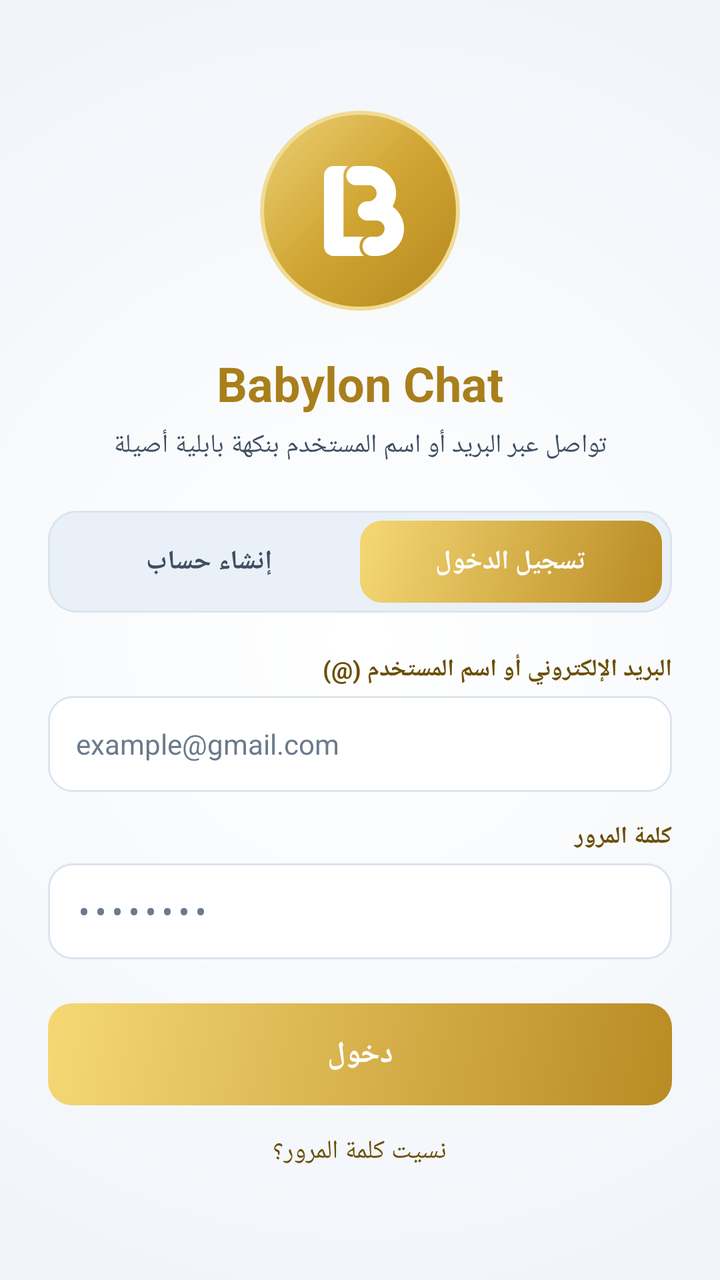
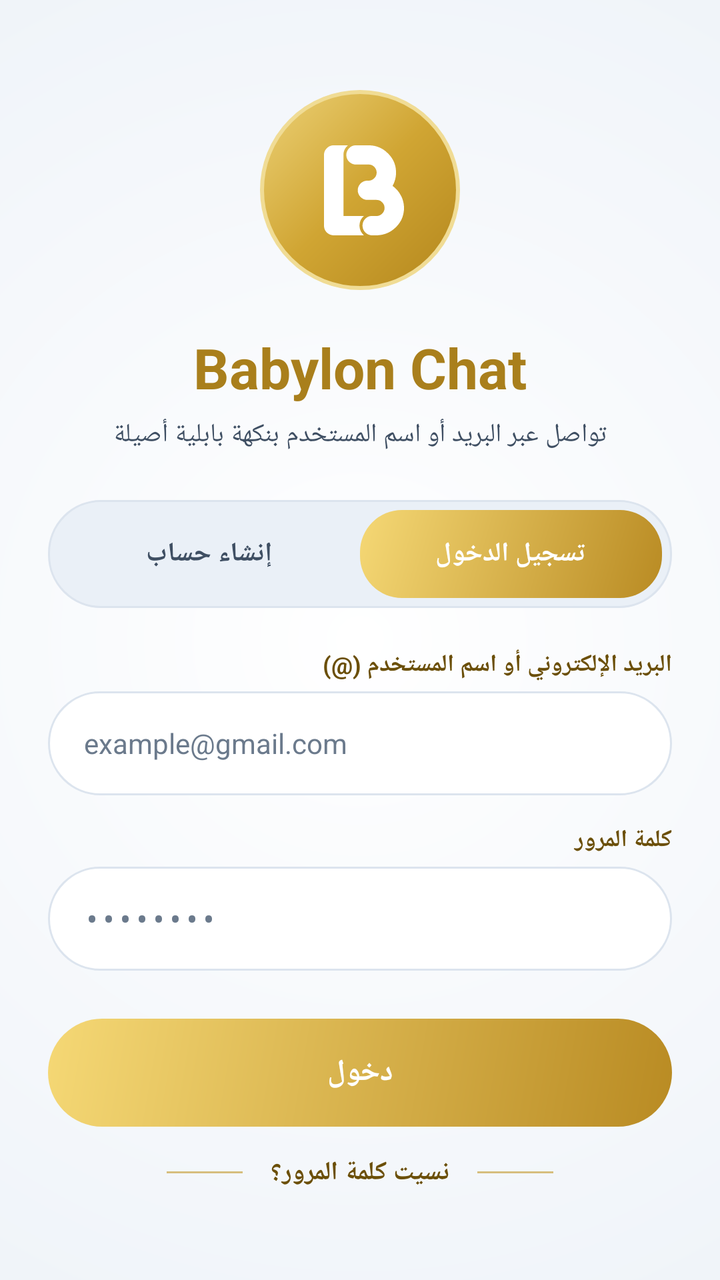

The first picture is an Android layout as it rendered before a commit; the second is the same layout after the commit. The layout source and the unified diff follow.
<!-- AndroidManifest.xml: activity theme NoActionBar -->
<!-- res/layout/main2.xml -->
<ScrollView
 android:scrollbars="none"
	xmlns:android="http://schemas.android.com/apk/res/android"
	xmlns:app="http://schemas.android.com/apk/res-auto"
	xmlns:tools="http://schemas.android.com/tools"
	android:id="@+id/root"
	android:layout_width="match_parent"
	android:layout_height="match_parent"
	android:background="@drawable/bg_screen"
	android:fillViewport="true"
	android:layoutDirection="rtl">
	<LinearLayout
		android:id="@+id/linear26"
		android:layout_width="match_parent"
		android:layout_height="match_parent"
		android:paddingLeft="24dp"
		android:paddingTop="30dp"
		android:paddingRight="24dp"
		android:paddingBottom="30dp"
		android:gravity="center_horizontal|center_vertical"
		android:orientation="vertical">
		<LinearLayout
			android:id="@+id/logo_circle"
			android:layout_width="100dp"
			android:layout_height="100dp"
			android:background="@drawable/bg_logo"
			android:gravity="center_horizontal|center_vertical"
			android:orientation="vertical">
			<ImageView
				android:id="@+id/logo_img"
				android:layout_width="40dp"
				android:layout_height="46dp"
				android:src="@drawable/logo_vector"
				android:scaleType="fitCenter"
				android:translationX="2.0dp" />
		</LinearLayout>
		<TextView
			android:id="@+id/title"
			android:layout_width="wrap_content"
			android:layout_height="wrap_content"
			android:layout_marginTop="20dp"
			android:text="Babylon Chat"
			android:textSize="24sp"
			android:textStyle="bold"
			android:textColor="#A97F1C" />
		<TextView
			android:id="@+id/subtitle"
			android:layout_width="wrap_content"
			android:layout_height="wrap_content"
			android:layout_marginTop="6dp"
			android:gravity="center_horizontal|center_vertical"
			android:text="تواصل عبر البريد أو اسم المستخدم بنكهة بابلية أصيلة"
			android:textSize="13sp"
			android:textColor="#3F4F63" />
		<LinearLayout
			android:id="@+id/tabs"
			android:layout_width="match_parent"
			android:layout_height="51dp"
			android:layout_marginTop="24dp"
			android:padding="5dp"
			android:background="@drawable/bg_tab_container"
			android:orientation="horizontal">
			<TextView
				android:id="@+id/tab_login"
				android:layout_width="0dp"
				android:layout_height="match_parent"
				android:background="@drawable/bg_tab_active"
				android:gravity="center_horizontal|center_vertical"
				android:text="تسجيل الدخول"
				android:textStyle="bold"
				android:textColor="#FFFFFF"
				android:layout_weight="1"
				android:textSize="13.33sp" />
			<TextView
				android:id="@+id/tab_register"
				android:layout_width="0dp"
				android:layout_height="match_parent"
				android:gravity="center_horizontal|center_vertical"
				android:text="إنشاء حساب"
				android:textStyle="bold"
				android:textColor="#3F4F63"
				android:layout_weight="1"
				android:textSize="13.33sp" />
		</LinearLayout>
		<LinearLayout
			android:id="@+id/login_form"
			android:layout_width="match_parent"
			android:layout_height="wrap_content"
			android:orientation="vertical"
			android:visibility="visible">
			<TextView
				android:id="@+id/label_user"
				android:layout_width="match_parent"
				android:layout_height="wrap_content"
				android:layout_marginTop="20dp"
				android:gravity="right"
				android:text="البريد الإلكتروني أو اسم المستخدم (\@)"
				android:textSize="12sp"
				android:textStyle="bold"
				android:textColor="#6B4F08" />
			<EditText
				android:id="@+id/edit_user"
				android:layout_width="match_parent"
				android:layout_height="48dp"
				android:layout_marginTop="5dp"
				android:paddingLeft="14dp"
				android:paddingRight="14dp"
				android:background="@drawable/bg_input"
				android:gravity="left|center_vertical"
				android:textSize="14sp"
				android:textColor="#17212B"
				android:hint="example\@gmail.com"
				android:textColorHint="#6B7A8C"
				android:singleLine="true"
				android:inputType="textEmailAddress" />
			<TextView
				android:id="@+id/label_pass"
				android:layout_width="match_parent"
				android:layout_height="wrap_content"
				android:layout_marginTop="14dp"
				android:gravity="right"
				android:text="كلمة المرور"
				android:textSize="12sp"
				android:textStyle="bold"
				android:textColor="#6B4F08" />
			<EditText
				android:id="@+id/edit_pass"
				android:layout_width="match_parent"
				android:layout_height="48dp"
				android:layout_marginTop="5dp"
				android:paddingLeft="14dp"
				android:paddingRight="14dp"
				android:background="@drawable/bg_input"
				android:gravity="left|center_vertical"
				android:textSize="14sp"
				android:textColor="#17212B"
				android:hint="••••••••"
				android:textColorHint="#6B7A8C"
				android:singleLine="true"
				android:inputType="textPassword" />
			<TextView
				android:id="@+id/btn_login"
				android:layout_width="match_parent"
				android:layout_height="51dp"
				android:layout_marginTop="22dp"
				android:background="@drawable/bg_button"
				android:gravity="center_horizontal|center_vertical"
				android:text="دخول"
				android:textSize="15sp"
				android:textStyle="bold"
				android:textColor="#FFFFFF"
				android:focusable="true" />
			<TextView
				android:id="@+id/btn_forgot"
				android:layout_width="wrap_content"
				android:layout_height="wrap_content"
				android:layout_marginTop="14dp"
				android:text="نسيت كلمة المرور؟"
				android:textSize="13sp"
				android:textColor="#6B4F08"
				android:layout_gravity="center_horizontal"
				android:focusable="true" />
		</LinearLayout>
		<LinearLayout
			android:id="@+id/register_form"
			android:layout_width="match_parent"
			android:layout_height="wrap_content"
			android:orientation="vertical"
			android:visibility="gone">
			<TextView
				android:id="@+id/label_name"
				android:layout_width="match_parent"
				android:layout_height="wrap_content"
				android:layout_marginTop="20dp"
				android:gravity="right"
				android:text="اسم العرض (الاسم الشخصي)"
				android:textSize="12sp"
				android:textStyle="bold"
				android:textColor="#6B4F08" />
			<EditText
				android:id="@+id/edit_name"
				android:layout_width="match_parent"
				android:layout_height="48dp"
				android:layout_marginTop="5dp"
				android:paddingLeft="14dp"
				android:paddingRight="14dp"
				android:background="@drawable/bg_input"
				android:gravity="left|center_vertical"
				android:textSize="14sp"
				android:textColor="#17212B"
				android:hint="Your Name"
				android:textColorHint="#6B7A8C"
				android:singleLine="true"
				android:inputType="textPersonName" />
			<TextView
				android:id="@+id/label_username"
				android:layout_width="match_parent"
				android:layout_height="wrap_content"
				android:layout_marginTop="14dp"
				android:gravity="right"
				android:text="اسم المستخدم (5 أحرف فأكثر)"
				android:textSize="12sp"
				android:textStyle="bold"
				android:textColor="#6B4F08" />
			<EditText
				android:id="@+id/edit_username"
				android:layout_width="match_parent"
				android:layout_height="48dp"
				android:layout_marginTop="5dp"
				android:paddingLeft="14dp"
				android:paddingRight="14dp"
				android:background="@drawable/bg_input"
				android:gravity="left|center_vertical"
				android:textSize="14sp"
				android:textColor="#17212B"
				android:hint="Username"
				android:textColorHint="#6B7A8C"
				android:singleLine="true" />
			<TextView
				android:id="@+id/label_email"
				android:layout_width="match_parent"
				android:layout_height="wrap_content"
				android:layout_marginTop="14dp"
				android:gravity="right"
				android:text="البريد الإلكتروني"
				android:textSize="12sp"
				android:textStyle="bold"
				android:textColor="#6B4F08" />
			<EditText
				android:id="@+id/edit_email"
				android:layout_width="match_parent"
				android:layout_height="48dp"
				android:layout_marginTop="5dp"
				android:paddingLeft="14dp"
				android:paddingRight="14dp"
				android:background="@drawable/bg_input"
				android:gravity="left|center_vertical"
				android:textSize="14sp"
				android:textColor="#17212B"
				android:hint="example\@gmail.com"
				android:textColorHint="#6B7A8C"
				android:singleLine="true"
				android:inputType="textEmailAddress" />
			<TextView
				android:id="@+id/label_reg_pass"
				android:layout_width="match_parent"
				android:layout_height="wrap_content"
				android:layout_marginTop="14dp"
				android:gravity="right"
				android:text="كلمة المرور"
				android:textSize="12sp"
				android:textStyle="bold"
				android:textColor="#6B4F08" />
			<EditText
				android:id="@+id/edit_reg_pass"
				android:layout_width="match_parent"
				android:layout_height="48dp"
				android:layout_marginTop="5dp"
				android:paddingLeft="14dp"
				android:paddingRight="14dp"
				android:background="@drawable/bg_input"
				android:gravity="left|center_vertical"
				android:textSize="14sp"
				android:textColor="#17212B"
				android:hint="6 أحرف على الأقل"
				android:textColorHint="#6B7A8C"
				android:singleLine="true"
				android:inputType="textPassword" />
			<TextView
				android:id="@+id/btn_register"
				android:layout_width="match_parent"
				android:layout_height="51dp"
				android:layout_marginTop="22dp"
				android:background="@drawable/bg_button"
				android:gravity="center_horizontal|center_vertical"
				android:text="تسجيل حساب جديد"
				android:textSize="15sp"
				android:textStyle="bold"
				android:textColor="#FFFFFF"
				android:focusable="true" />
		</LinearLayout>
	</LinearLayout>
</ScrollView>
<!-- resources referenced by this layout -->
<resources>
  <!-- drawable bg_button (drawable) -->
  <?xml version="1.0" encoding="utf-8"?>
  <shape xmlns:android="http://schemas.android.com/apk/res/android" android:shape="rectangle">
      <gradient
          android:angle="315"
          android:startColor="#F5D875"
          android:endColor="#B98B23" />
      <corners android:radius="12dp" />
  </shape>
  <!-- drawable bg_input (drawable) -->
  <?xml version="1.0" encoding="utf-8"?>
  <shape xmlns:android="http://schemas.android.com/apk/res/android" android:shape="rectangle">
      <solid android:color="#FFFFFF" />
      <stroke android:width="1dp" android:color="#DCE4EE" />
      <corners android:radius="12dp" />
  </shape>
  <!-- drawable bg_logo (drawable) -->
  <?xml version="1.0" encoding="utf-8"?>
  <shape xmlns:android="http://schemas.android.com/apk/res/android" android:shape="oval">
      <gradient
          android:angle="315"
          android:startColor="#ECD176"
          android:centerColor="#D0A533"
          android:endColor="#B4871D" />
      <stroke android:width="2dp" android:color="#F0DC95" />
  </shape>
  <!-- drawable bg_screen (drawable) -->
  <?xml version="1.0" encoding="utf-8"?>
  <shape xmlns:android="http://schemas.android.com/apk/res/android" android:shape="rectangle">
      
      <gradient
          android:type="radial"
          android:centerX="0.5"
          android:centerY="0.5"
          android:gradientRadius="120%p"
          android:startColor="#FFFFFF"
          android:endColor="#EDF2F8" />
  </shape>
  <!-- drawable bg_tab_active (drawable) -->
  <?xml version="1.0" encoding="utf-8"?>
  <shape xmlns:android="http://schemas.android.com/apk/res/android" android:shape="rectangle">
      <gradient
          android:angle="315"
          android:startColor="#F5D875"
          android:endColor="#B98B23" />
      <corners android:radius="11dp" />
  </shape>
  <!-- drawable bg_tab_container (drawable) -->
  <?xml version="1.0" encoding="utf-8"?>
  <shape xmlns:android="http://schemas.android.com/apk/res/android" android:shape="rectangle">
      <solid android:color="#EAF0F7" />
      <stroke android:width="1dp" android:color="#DCE4EE" />
      <corners android:radius="14dp" />
  </shape>
  <!-- drawable logo_vector: vector/xml drawable (drawable, 4453 chars, omitted) -->
  <style name="NoActionBar" parent="@android:style/Theme.Material.Light.NoActionBar">
  		<item name="android:colorPrimary">@color/colorPrimary</item>
  		<item name="android:colorPrimaryDark">@color/colorPrimaryDark</item>
  		<item name="android:colorAccent">@color/colorAccent</item>
  		<item name="android:colorControlActivated">@color/colorAccent</item>
  		<item name="android:textColorHighlight">@color/textHighlightGold</item>
  		<item name="android:colorControlHighlight">@color/colorControlHighlight</item>
  		<item name="android:colorControlNormal">@color/colorControlNormal</item>
  		<item name="android:buttonStyle">@style/FlatButton</item>
  	</style>
  <color name="colorPrimary">#F57C00</color>
  <color name="colorPrimaryDark">#E65100</color>
  <color name="colorAccent">#C99A1C</color>
  <color name="textHighlightGold">#59C99A1C</color>
  <color name="colorControlHighlight">#FFF3E0</color>
  <color name="colorControlNormal">#BDBDBD</color>
  <style name="FlatButton" parent="@android:style/Widget.Material.Button">
  		<item name="android:stateListAnimator">@null</item>
  		<item name="android:elevation">0dp</item>
  	</style>
</resources>

<!-- the commit's change to res/layout/main2.xml (unified diff, before → after) -->
@@ -40,7 +40,7 @@
 			android:layout_height="wrap_content"
 			android:layout_marginTop="20dp"
 			android:text="Babylon Chat"
-			android:textSize="24sp"
+			android:textSize="28sp"
 			android:textStyle="bold"
 			android:textColor="#A97F1C" />
 		<TextView
@@ -55,7 +55,7 @@
 		<LinearLayout
 			android:id="@+id/tabs"
 			android:layout_width="match_parent"
-			android:layout_height="51dp"
+			android:layout_height="54dp"
 			android:layout_marginTop="24dp"
 			android:padding="5dp"
 			android:background="@drawable/bg_tab_container"
@@ -101,10 +101,10 @@
 			<EditText
 				android:id="@+id/edit_user"
 				android:layout_width="match_parent"
-				android:layout_height="48dp"
-				android:layout_marginTop="5dp"
-				android:paddingLeft="14dp"
-				android:paddingRight="14dp"
+				android:layout_height="52dp"
+				android:layout_marginTop="5dp"
+				android:paddingLeft="18dp"
+				android:paddingRight="18dp"
 				android:background="@drawable/bg_input"
 				android:gravity="left|center_vertical"
 				android:textSize="14sp"
@@ -126,10 +126,10 @@
 			<EditText
 				android:id="@+id/edit_pass"
 				android:layout_width="match_parent"
-				android:layout_height="48dp"
-				android:layout_marginTop="5dp"
-				android:paddingLeft="14dp"
-				android:paddingRight="14dp"
+				android:layout_height="52dp"
+				android:layout_marginTop="5dp"
+				android:paddingLeft="18dp"
+				android:paddingRight="18dp"
 				android:background="@drawable/bg_input"
 				android:gravity="left|center_vertical"
 				android:textSize="14sp"
@@ -141,8 +141,8 @@
 			<TextView
 				android:id="@+id/btn_login"
 				android:layout_width="match_parent"
-				android:layout_height="51dp"
-				android:layout_marginTop="22dp"
+				android:layout_height="54dp"
+				android:layout_marginTop="24dp"
 				android:background="@drawable/bg_button"
 				android:gravity="center_horizontal|center_vertical"
 				android:text="دخول"
@@ -158,6 +158,10 @@
 				android:text="نسيت كلمة المرور؟"
 				android:textSize="13sp"
 				android:textColor="#6B4F08"
+				android:drawableLeft="@drawable/bg_line"
+				android:drawableRight="@drawable/bg_line"
+				android:drawablePadding="14dp"
+				android:textStyle="bold"
 				android:layout_gravity="center_horizontal"
 				android:focusable="true" />
 		</LinearLayout>
@@ -180,10 +184,10 @@
 			<EditText
 				android:id="@+id/edit_name"
 				android:layout_width="match_parent"
-				android:layout_height="48dp"
-				android:layout_marginTop="5dp"
-				android:paddingLeft="14dp"
-				android:paddingRight="14dp"
+				android:layout_height="52dp"
+				android:layout_marginTop="5dp"
+				android:paddingLeft="18dp"
+				android:paddingRight="18dp"
 				android:background="@drawable/bg_input"
 				android:gravity="left|center_vertical"
 				android:textSize="14sp"
@@ -205,10 +209,10 @@
 			<EditText
 				android:id="@+id/edit_username"
 				android:layout_width="match_parent"
-				android:layout_height="48dp"
-				android:layout_marginTop="5dp"
-				android:paddingLeft="14dp"
-				android:paddingRight="14dp"
+				android:layout_height="52dp"
+				android:layout_marginTop="5dp"
+				android:paddingLeft="18dp"
+				android:paddingRight="18dp"
 				android:background="@drawable/bg_input"
 				android:gravity="left|center_vertical"
 				android:textSize="14sp"
@@ -229,10 +233,10 @@
 			<EditText
 				android:id="@+id/edit_email"
 				android:layout_width="match_parent"
-				android:layout_height="48dp"
-				android:layout_marginTop="5dp"
-				android:paddingLeft="14dp"
-				android:paddingRight="14dp"
+				android:layout_height="52dp"
+				android:layout_marginTop="5dp"
+				android:paddingLeft="18dp"
+				android:paddingRight="18dp"
 				android:background="@drawable/bg_input"
 				android:gravity="left|center_vertical"
 				android:textSize="14sp"
@@ -254,10 +258,10 @@
 			<EditText
 				android:id="@+id/edit_reg_pass"
 				android:layout_width="match_parent"
-				android:layout_height="48dp"
-				android:layout_marginTop="5dp"
-				android:paddingLeft="14dp"
-				android:paddingRight="14dp"
+				android:layout_height="52dp"
+				android:layout_marginTop="5dp"
+				android:paddingLeft="18dp"
+				android:paddingRight="18dp"
 				android:background="@drawable/bg_input"
 				android:gravity="left|center_vertical"
 				android:textSize="14sp"
@@ -269,8 +273,8 @@
 			<TextView
 				android:id="@+id/btn_register"
 				android:layout_width="match_parent"
-				android:layout_height="51dp"
-				android:layout_marginTop="22dp"
+				android:layout_height="54dp"
+				android:layout_marginTop="24dp"
 				android:background="@drawable/bg_button"
 				android:gravity="center_horizontal|center_vertical"
 				android:text="تسجيل حساب جديد"
<!-- resource entries referenced after the edit -->
@@ -7,14 +7,20 @@
           android:angle="315"
           android:startColor="#F5D875"
           android:endColor="#B98B23" />
-      <corners android:radius="12dp" />
+      <corners android:radius="27dp" />
   </shape>
   <!-- drawable bg_input (drawable) -->
   <?xml version="1.0" encoding="utf-8"?>
   <shape xmlns:android="http://schemas.android.com/apk/res/android" android:shape="rectangle">
       <solid android:color="#FFFFFF" />
       <stroke android:width="1dp" android:color="#DCE4EE" />
-      <corners android:radius="12dp" />
+      <corners android:radius="26dp" />
+  </shape>
+  <!-- drawable bg_line (drawable) -->
+  <?xml version="1.0" encoding="utf-8"?>
+  <shape xmlns:android="http://schemas.android.com/apk/res/android" android:shape="rectangle">
+      <size android:width="38dp" android:height="1dp" />
+      <solid android:color="#99C39A2A" />
   </shape>
   <!-- drawable bg_logo (drawable) -->
   <?xml version="1.0" encoding="utf-8"?>
@@ -45,14 +51,14 @@
           android:angle="315"
           android:startColor="#F5D875"
           android:endColor="#B98B23" />
-      <corners android:radius="11dp" />
+      <corners android:radius="21dp" />
   </shape>
   <!-- drawable bg_tab_container (drawable) -->
   <?xml version="1.0" encoding="utf-8"?>
   <shape xmlns:android="http://schemas.android.com/apk/res/android" android:shape="rectangle">
       <solid android:color="#EAF0F7" />
       <stroke android:width="1dp" android:color="#DCE4EE" />
-      <corners android:radius="14dp" />
+      <corners android:radius="26dp" />
   </shape>
   <!-- drawable logo_vector: vector/xml drawable (drawable, 4453 chars, omitted) -->
   <style name="NoActionBar" parent="@android:style/Theme.Material.Light.NoActionBar">
